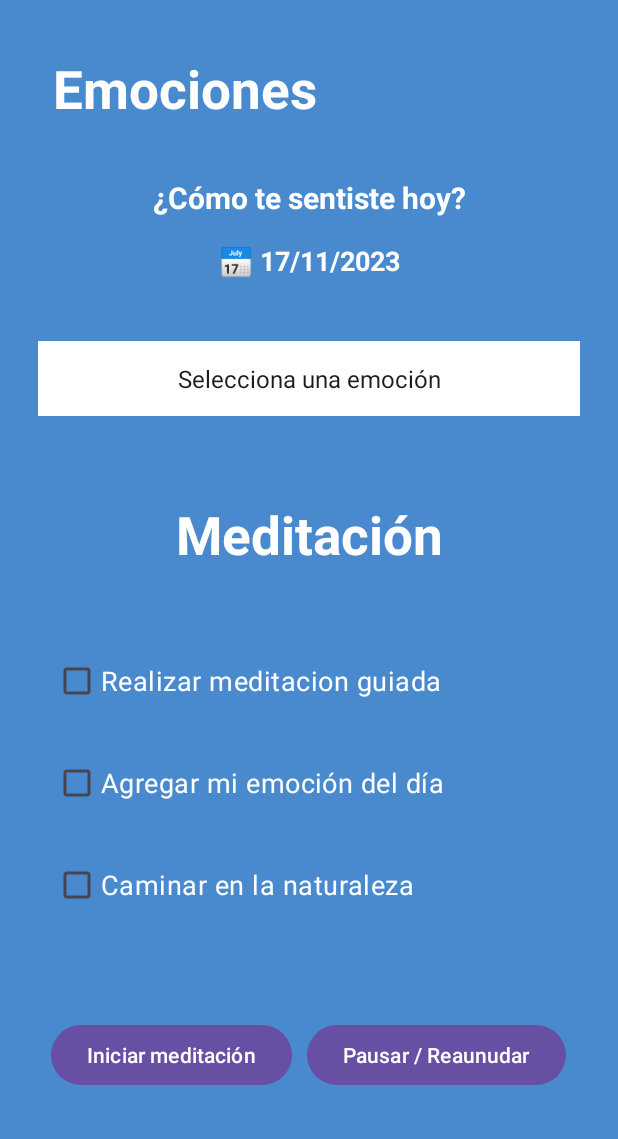
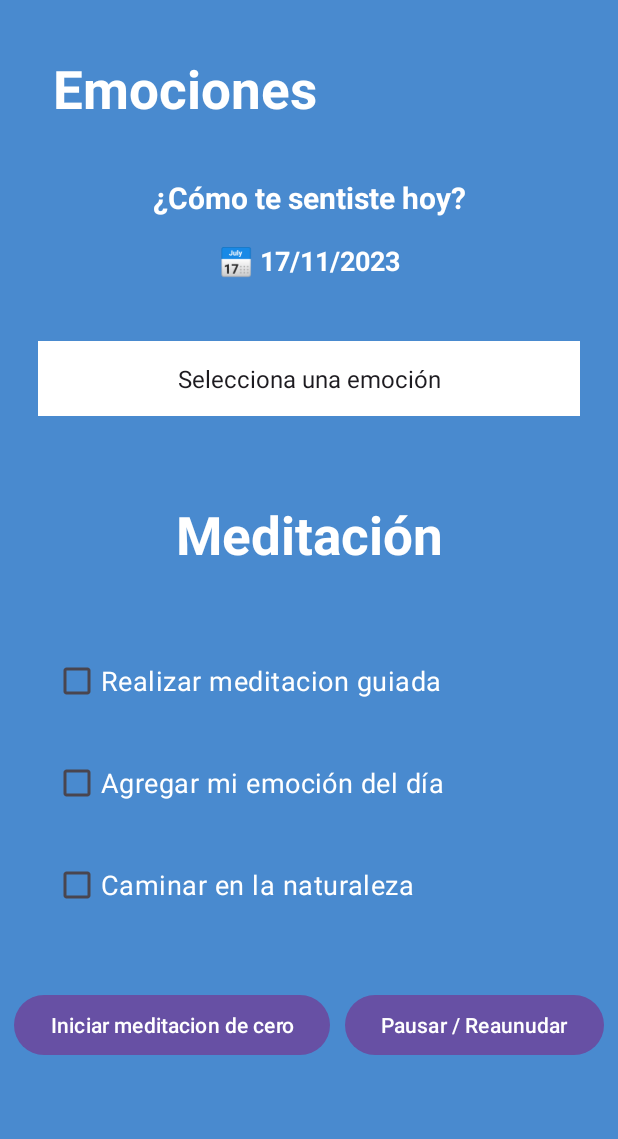
Before and after one commit to cescodc/UniVital, an Android app: the screen it shows after launch (ActivityMeditacion), on a phone screen of 412 x 824 dp, the part 97-1236 px from its top. Run offline under Robolectric (Android 15) with nearby library versions, the phone set to English and light mode, and no system bars.

Commit message:
Cambios en el texto de los botones

```diff
--- a/app/src/main/res/layout/activity_meditacion.xml
+++ b/app/src/main/res/layout/activity_meditacion.xml
@@ -119,15 +119,15 @@
                 android:id="@+id/playButton"
                 android:layout_width="wrap_content"
                 android:layout_height="wrap_content"
-                android:text="Iniciar meditación"
-                android:layout_marginTop="65dp" />
+                android:text="Iniciar meditacion de cero"
+                android:layout_marginTop="45dp" />
 
             <Button
                 android:id="@+id/stopButton"
                 android:layout_width="wrap_content"
                 android:layout_height="wrap_content"
                 android:layout_marginStart="10dp"
-                android:layout_marginTop="65dp"
+                android:layout_marginTop="45dp"
                 android:text="Pausar / Reaunudar" />
 
         </LinearLayout>
```
